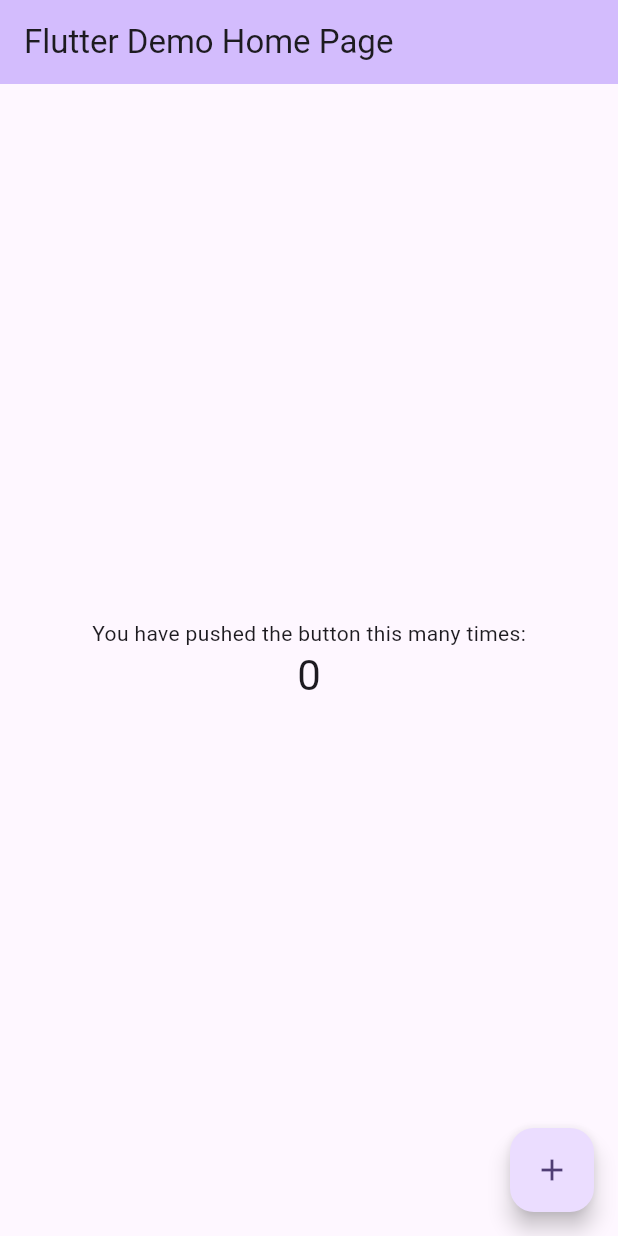
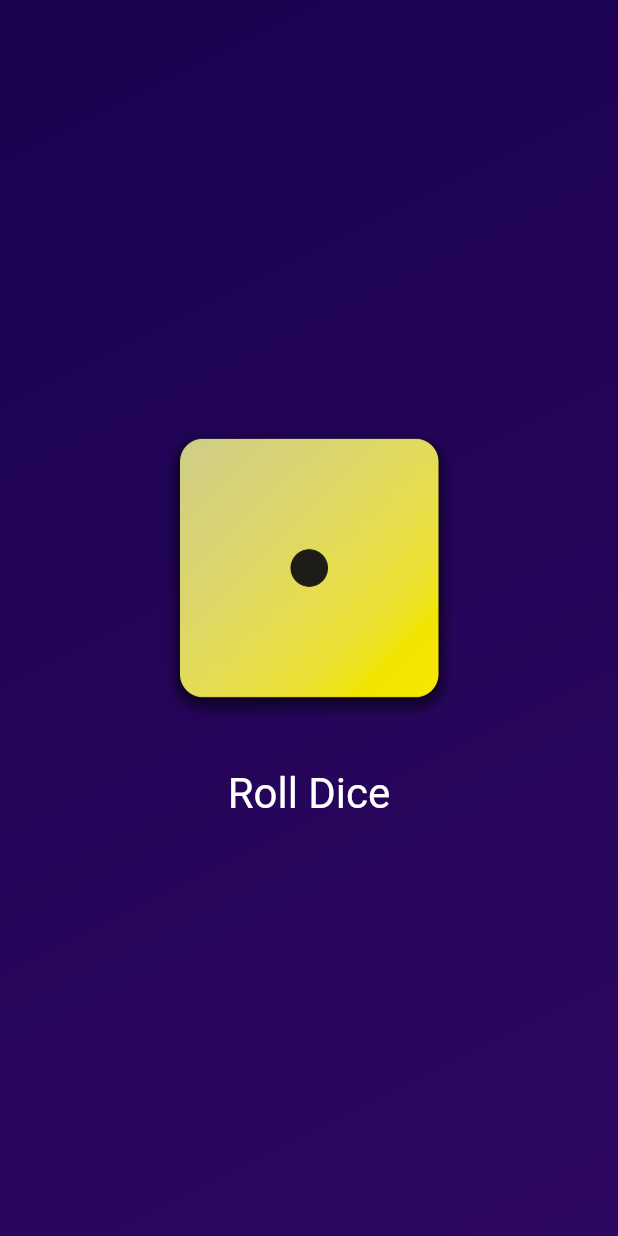
Before and after one commit to maubmz/ProyectosPc, a Flutter app: the screen it shows after launch, on a phone screen of 412 x 824 dp. Run offline on Flutter 3.47's test engine with Material 3 defaults, Android fonts, the phone set to English and light mode, and no system bars.

Commit message:
Video Udemy
Num47

```diff
--- /dev/null
+++ b/app_bases/lib/gradient_container.dart
@@ -0,0 +1,63 @@
+//import 'package:app_bases/styled_text.dart';
+
+import 'package:flutter/material.dart';
+
+const startAlignment = Alignment.topLeft;
+const endAlignment = Alignment.bottomRight;
+
+class GradientContainer extends StatelessWidget {
+  GradientContainer(this.color1, this.color2, {super.key});
+
+  GradientContainer.purple({super.key})
+      : color1 = Colors.deepPurple,
+        color2 = Colors.indigo;
+
+  final Color color1;
+  final Color color2;
+  var activeDiceImage = 'assets/images/dice-1.png';
+
+  rollDice() {
+    activeDiceImage = 'assets/images/dice-4.png';
+    print("Change the image");
+  }
+
+  @override
+  Widget build(context) {
+    return Container(
+      decoration: BoxDecoration(
+        gradient: LinearGradient(
+          colors: [color1, color2],
+          begin: startAlignment,
+          end: endAlignment,
+        ),
+      ),
+      child: Center(
+        // child: StyledText('Hello World!'),
+        child: Column(
+          mainAxisSize: MainAxisSize.min,
+          children: [
+            Image.asset(
+              activeDiceImage,
+              width: 200,
+            ),
+            // const SizedBox(height: 20), // para dar espacio entre boton y dado
+            TextButton(
+              onPressed: rollDice,
+              // Texto del boton
+              style: TextButton.styleFrom(
+                padding: const EdgeInsets.only(
+                  top: 34,
+                ),
+                foregroundColor: Colors.white,
+                textStyle: const TextStyle(
+                  fontSize: 28,
+                ),
+              ),
+              child: const Text('Roll Dice'),
+            ),
+          ],
+        ),
+      ),
+    );
+  }
+}
--- a/app_bases/lib/main.dart
+++ b/app_bases/lib/main.dart
@@ -1,125 +1,19 @@
 import 'package:flutter/material.dart';
 
+import 'package:app_bases/gradient_container.dart';
+
+const color1 = Color.fromARGB(255, 26, 2, 80);
+const color2 = Color.fromARGB(255, 45, 7, 98);
+
 void main() {
-  runApp(const MyApp());
+  runApp(
+    MaterialApp(
+      home: Scaffold(
+        body: GradientContainer(
+          color1,
+          color2
+        )
+      ),
+    ),
+  );
 }
-
-class MyApp extends StatelessWidget {
-  const MyApp({super.key});
-
-  // This widget is the root of your application.
-  @override
-  Widget build(BuildContext context) {
-    return MaterialApp(
-      title: 'Flutter Demo',
-      theme: ThemeData(
-        // This is the theme of your application.
-        //
-        // TRY THIS: Try running your application with "flutter run". You'll see
-        // the application has a purple toolbar. Then, without quitting the app,
-        // try changing the seedColor in the colorScheme below to Colors.green
-        // and then invoke "hot reload" (save your changes or press the "hot
-        // reload" button in a Flutter-supported IDE, or press "r" if you used
-        // the command line to start the app).
-        //
-        // Notice that the counter didn't reset back to zero; the application
-        // state is not lost during the reload. To reset the state, use hot
-        // restart instead.
-        //
-        // This works for code too, not just values: Most code changes can be
-        // tested with just a hot reload.
-        colorScheme: ColorScheme.fromSeed(seedColor: Colors.deepPurple),
-        useMaterial3: true,
-      ),
-      home: const MyHomePage(title: 'Flutter Demo Home Page'),
-    );
-  }
-}
-
-class MyHomePage extends StatefulWidget {
-  const MyHomePage({super.key, required this.title});
-
-  // This widget is the home page of your application. It is stateful, meaning
-  // that it has a State object (defined below) that contains fields that affect
-  // how it looks.
-
-  // This class is the configuration for the state. It holds the values (in this
-  // case the title) provided by the parent (in this case the App widget) and
-  // used by the build method of the State. Fields in a Widget subclass are
-  // always marked "final".
-
-  final String title;
-
-  @override
-  State<MyHomePage> createState() => _MyHomePageState();
-}
-
-class _MyHomePageState extends State<MyHomePage> {
-  int _counter = 0;
-
-  void _incrementCounter() {
-    setState(() {
-      // This call to setState tells the Flutter framework that something has
-      // changed in this State, which causes it to rerun the build method below
-      // so that the display can reflect the updated values. If we changed
-      // _counter without calling setState(), then the build method would not be
-      // called again, and so nothing would appear to happen.
-      _counter++;
-    });
-  }
-
-  @override
-  Widget build(BuildContext context) {
-    // This method is rerun every time setState is called, for instance as done
-    // by the _incrementCounter method above.
-    //
-    // The Flutter framework has been optimized to make rerunning build methods
-    // fast, so that you can just rebuild anything that needs updating rather
-    // than having to individually change instances of widgets.
-    return Scaffold(
-      appBar: AppBar(
-        // TRY THIS: Try changing the color here to a specific color (to
-        // Colors.amber, perhaps?) and trigger a hot reload to see the AppBar
-        // change color while the other colors stay the same.
-        backgroundColor: Theme.of(context).colorScheme.inversePrimary,
-        // Here we take the value from the MyHomePage object that was created by
-        // the App.build method, and use it to set our appbar title.
-        title: Text(widget.title),
-      ),
-      body: Center(
-        // Center is a layout widget. It takes a single child and positions it
-        // in the middle of the parent.
-        child: Column(
-          // Column is also a layout widget. It takes a list of children and
-          // arranges them vertically. By default, it sizes itself to fit its
-          // children horizontally, and tries to be as tall as its parent.
-          //
-          // Column has various properties to control how it sizes itself and
-          // how it positions its children. Here we use mainAxisAlignment to
-          // center the children vertically; the main axis here is the vertical
-          // axis because Columns are vertical (the cross axis would be
-          // horizontal).
-          //
-          // TRY THIS: Invoke "debug painting" (choose the "Toggle Debug Paint"
-          // action in the IDE, or press "p" in the console), to see the
-          // wireframe for each widget.
-          mainAxisAlignment: MainAxisAlignment.center,
-          children: <Widget>[
-            const Text(
-              'You have pushed the button this many times:',
-            ),
-            Text(
-              '$_counter',
-              style: Theme.of(context).textTheme.headlineMedium,
-            ),
-          ],
-        ),
-      ),
-      floatingActionButton: FloatingActionButton(
-        onPressed: _incrementCounter,
-        tooltip: 'Increment',
-        child: const Icon(Icons.add),
-      ), // This trailing comma makes auto-formatting nicer for build methods.
-    );
-  }
-}
--- /dev/null
+++ b/app_bases/lib/styled_text.dart
@@ -0,0 +1,18 @@
+import 'package:flutter/material.dart';
+
+class StyledText extends StatelessWidget{
+  const StyledText(this.text, {super.key});
+
+  final String text;
+
+  @override
+  Widget build(context) {
+    return Text(
+          text,
+          style: const TextStyle(
+            color: Colors.white,
+            fontSize: 28,
+        ),
+      );
+  }
+}
```
Also changed, not shown: app_bases/pubspec.yaml (+7 -3 lines), app_bases/assets/images/dice-1.png (added), app_bases/assets/images/dice-2.png (added), app_bases/assets/images/dice-3.png (added), app_bases/assets/images/dice-4.png (added), app_bases/assets/images/dice-5.png (added), app_bases/assets/images/dice-6.png (added).
